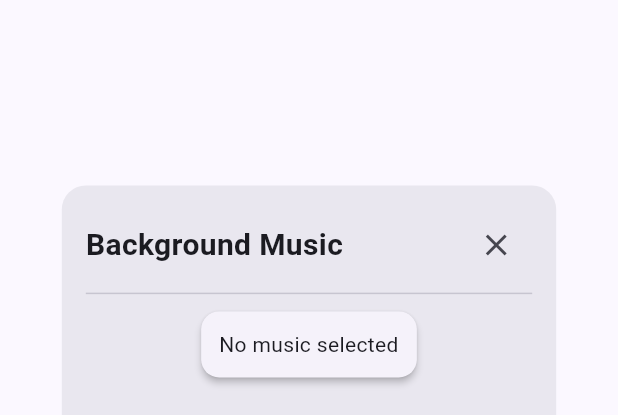
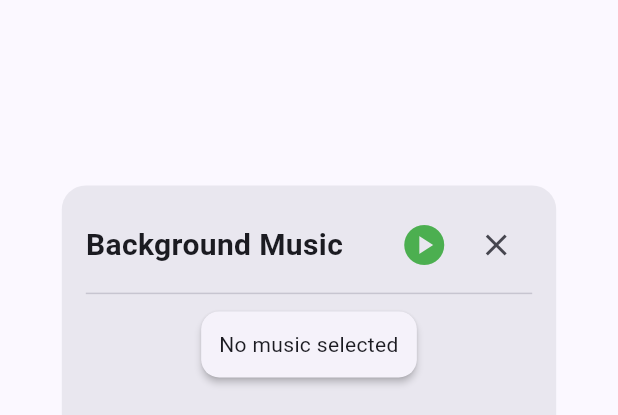
Before and after one commit to Nasera123/SAGE, a Flutter app: the MusicDialog widget shown alone on an empty page, opened directly, on a phone screen of 412 x 824 dp. Shown: the top 415 px of the screen. Run offline on Flutter 3.47's test engine with Material 3 defaults, Android fonts, the phone set to English and light mode, and no system bars; our stand-ins replace cached_network_image, file_picker, flutter_slidable, get, image_picker, just_audio and 3 more; missing offline and left inert: audio_session, flutter_quill, youtube_explode_dart; accounts and stored records are empty; project files that could hold a hidden picture were left out.

Commit message:
Enhance music management features across book and note modules
- Added functionality to load and manage background music for books and notes, including automatic playback when entering views.
- Implemented methods to handle leaving notes and books, ensuring music stops appropriately.
- Enhanced UI components in BookView and NoteEditorView to include music controls, allowing users to play, stop, and manage playlists.
- Improved MusicController to manage music state and interactions, including toggling playback and handling playlist modes.
- Updated MusicDialog to provide a user-friendly interface for managing background music.

```diff
--- a/lib/app/modules/note_editor/views/music_dialog.dart
+++ b/lib/app/modules/note_editor/views/music_dialog.dart
@@ -19,6 +19,7 @@ class MusicDialog extends StatelessWidget {
     final MusicController controller = Get.find<MusicController>();
 
     // Initialize the controller with the current note or book
+    WidgetsBinding.instance.addPostFrameCallback((_) {
       if (noteId != null) {
         controller.loadMusicForNote(noteId!);
       } else if (bookId != null) {
@@ -27,6 +28,7 @@ class MusicDialog extends StatelessWidget {
 
       // Load all available music
       controller.loadMusic();
+    });
 
     return Dialog(
       shape: RoundedRectangleBorder(
@@ -46,16 +48,38 @@ class MusicDialog extends StatelessWidget {
             Row(
               mainAxisAlignment: MainAxisAlignment.spaceBetween,
               children: [
-                const Text(
-                  'Background Music',
-                  style: TextStyle(
+                Text(
+                  noteId != null ? 'Note Background Music' :
+                  bookId != null ? 'Book Background Music' : 'Background Music',
+                  style: const TextStyle(
                     fontSize: 20,
                     fontWeight: FontWeight.bold,
                   ),
                 ),
+                Row(
+                  mainAxisSize: MainAxisSize.min,
+                  children: [
+                    // Main Play/Stop button
+                    Obx(() {
+                      final musicService = Get.find<MusicService>();
+                      return IconButton(
+                        icon: Icon(
+                          musicService.isPlaying.value
+                              ? Icons.stop_circle : Icons.play_circle,
+                          color: musicService.isPlaying.value
+                              ? Colors.red : Colors.green,
+                          size: 32,
+                        ),
+                        tooltip: musicService.isPlaying.value
+                            ? 'Stop Music' : 'Play Music',
+                        onPressed: () => controller.toggleMusicPlayback(),
+                      );
+                    }),
                     IconButton(
                       icon: const Icon(Icons.close),
                       onPressed: () => Get.back(),
+                    ),
+                  ],
                 ),
               ],
             ),
@@ -154,10 +178,12 @@ class MusicDialog extends StatelessWidget {
                       Row(
                         mainAxisSize: MainAxisSize.min,
                         children: [
-                          IconButton(
-                            tooltip: 'Play all as playlist',
+                          Tooltip(
+                            message: 'Play all as playlist (only for this page)',
+                            child: IconButton(
                               icon: const Icon(Icons.playlist_play),
                               onPressed: () => controller.startPlaylist(),
+                            ),
                           ),
                           Obx(() {
                             // Only show these when in playlist mode
@@ -174,6 +200,11 @@ class MusicDialog extends StatelessWidget {
                                     tooltip: 'Next song',
                                     icon: const Icon(Icons.skip_next),
                                     onPressed: () => controller.nextSong(),
+                                  ),
+                                  IconButton(
+                                    tooltip: 'Stop playlist',
+                                    icon: const Icon(Icons.stop),
+                                    onPressed: () => controller.stopPlaylist(),
                                   ),
                                 ],
                               );
```
Also changed, not shown: lib/app/data/services/music_service.dart (+89 -1 lines), lib/app/modules/book/controllers/book_controller.dart (+39 -7 lines), lib/app/modules/book/views/book_view.dart (+18 -1 lines), lib/app/modules/note_editor/controllers/music_controller.dart (+108 -2 lines), lib/app/modules/note_editor/controllers/note_editor_controller.dart (+31 -0 lines), lib/app/modules/note_editor/views/note_editor_view.dart (+24 -1 lines). Lines whose indentation alone changed are shown as unchanged.
